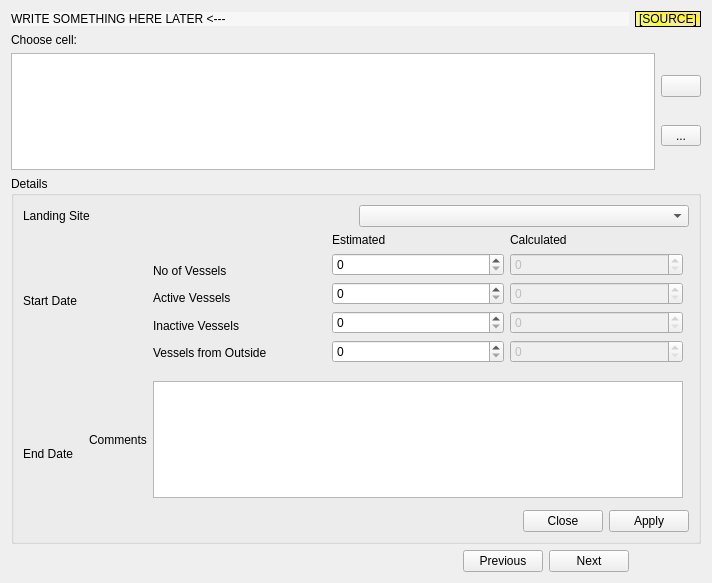
Old version of the form app_new/frmcell.ui in the repository doublebyte1/app_solution.
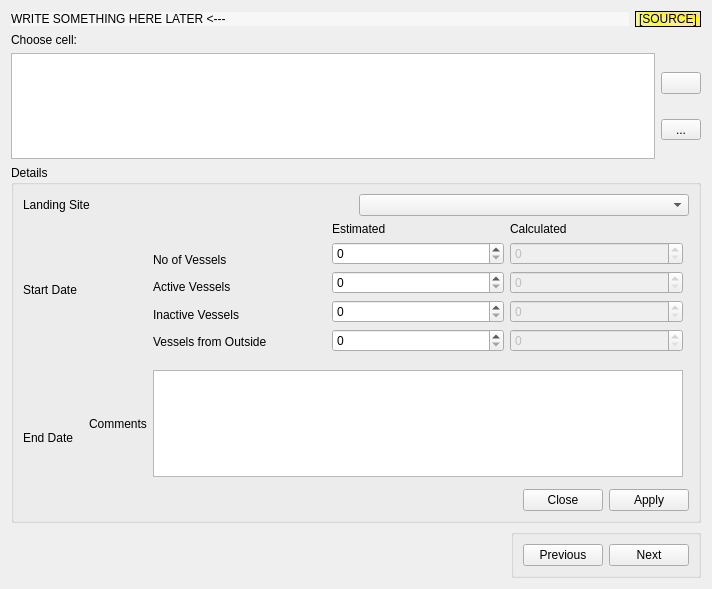
New version of the form. Icons and pictures are not drawn. Custom widgets are drawn as their Qt base class.

Patch:
```diff
--- a/app_new/frmcell.ui
+++ b/app_new/frmcell.ui
@@ -7,14 +7,16 @@
     <x>0</x>
     <y>0</y>
     <width>712</width>
-    <height>583</height>
+    <height>589</height>
    </rect>
   </property>
   <property name="windowTitle">
    <string>Form</string>
   </property>
-  <layout class="QGridLayout" name="gridLayout_2">
-   <item row="0" column="0">
+  <layout class="QVBoxLayout" name="verticalLayout_5">
+   <item>
+    <layout class="QHBoxLayout" name="horizontalLayout_7">
+     <item>
     <widget class="QLabel" name="lbHeader">
      <property name="sizePolicy">
       <sizepolicy hsizetype="Preferred" vsizetype="Fixed">
@@ -30,8 +32,14 @@
      </property>
     </widget>
    </item>
-   <item row="0" column="1">
+     <item>
     <widget class="QLabel" name="lbSource">
+       <property name="sizePolicy">
+        <sizepolicy hsizetype="Fixed" vsizetype="Preferred">
+         <horstretch>0</horstretch>
+         <verstretch>0</verstretch>
+        </sizepolicy>
+       </property>
      <property name="styleSheet">
       <string notr="true">background-color: qconicalgradient(cx:0, cy:0, angle:135, stop:0 rgba(220, 220, 220, 69), stop:0.375 rgba(255, 255, 0, 69), stop:0.423533 rgba(251, 255, 0, 145), stop:0.45 rgba(247, 255, 0, 208), stop:0.477581 rgba(255, 244, 71, 130), stop:0.518717 rgba(255, 218, 71, 130), stop:0.55 rgba(255, 255, 0, 255), stop:0.57754 rgba(255, 203, 0, 130), stop:0.625 rgba(255, 255, 0, 69), stop:1 rgba(255, 255, 0, 69));
 font: 75 10pt &quot;Fixedsys&quot;;</string>
@@ -50,14 +58,16 @@
      </property>
     </widget>
    </item>
-   <item row="1" column="0">
+    </layout>
+   </item>
+   <item>
     <widget class="QLabel" name="label_13">
      <property name="text">
       <string>Choose cell:</string>
      </property>
     </widget>
    </item>
-   <item row="2" column="0" colspan="2">
+   <item>
     <layout class="QHBoxLayout" name="horizontalLayout_5">
      <item>
       <widget class="QTableView" name="tableView">
@@ -120,7 +130,7 @@
      </item>
     </layout>
    </item>
-   <item row="3" column="0" colspan="2">
+   <item>
     <widget class="QGroupBox" name="groupDetails">
      <property name="title">
       <string>Details</string>
@@ -311,8 +321,8 @@
      </layout>
     </widget>
    </item>
-   <item row="4" column="0">
-    <layout class="QHBoxLayout" name="horizontalLayout_6">
+   <item>
+    <layout class="QHBoxLayout" name="horizontalLayout_8">
      <item>
       <spacer name="horizontalSpacer">
        <property name="orientation">
@@ -327,6 +337,12 @@
       </spacer>
      </item>
      <item>
+      <widget class="QGroupBox" name="groupBox">
+       <property name="title">
+        <string/>
+       </property>
+       <layout class="QHBoxLayout" name="horizontalLayout_6">
+        <item>
       <widget class="QPushButton" name="pushPrevious">
        <property name="text">
         <string>Previous</string>
@@ -346,6 +362,9 @@
         <iconset resource="app_new.qrc">
          <normaloff>:/app_new/forward.png</normaloff>:/app_new/forward.png</iconset>
        </property>
+         </widget>
+        </item>
+       </layout>
       </widget>
      </item>
     </layout>
```
Lines whose indentation alone changed are shown as unchanged.
